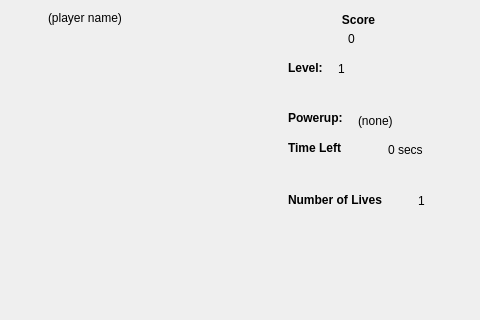
Qt form CPS111BrickBreaker/gamewindow.ui (ductapeofdoom/cps111brickbreaker) before a commit; both pictures show x 162 to 642 and y 0 to 320 of the 642 by 608 pixel window.
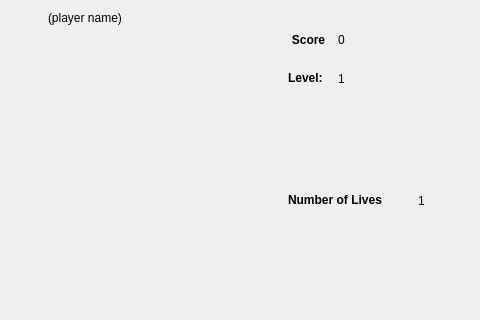
The same form after that commit.

Commit message: removed some extraneous labels from GameWindow, fixed sound behavior, all windows are centered when they are displayed.

What changed in the file:
```diff
--- a/CPS111BrickBreaker/gamewindow.ui
+++ b/CPS111BrickBreaker/gamewindow.ui
@@ -19,9 +19,9 @@
   <widget class="QLabel" name="lblCurrentHighScore">
    <property name="geometry">
     <rect>
-     <x>450</x>
-     <y>10</y>
-     <width>141</width>
+     <x>440</x>
+     <y>30</y>
+     <width>61</width>
      <height>21</height>
     </rect>
    </property>
@@ -54,10 +54,10 @@
   <widget class="QLabel" name="lblCHS">
    <property name="geometry">
     <rect>
-     <x>510</x>
+     <x>500</x>
      <y>30</y>
      <width>66</width>
-     <height>17</height>
+     <height>20</height>
     </rect>
    </property>
    <property name="text">
@@ -97,7 +97,7 @@
    <property name="geometry">
     <rect>
      <x>450</x>
-     <y>60</y>
+     <y>70</y>
      <width>61</width>
      <height>16</height>
     </rect>
@@ -110,7 +110,7 @@
    <property name="geometry">
     <rect>
      <x>500</x>
-     <y>60</y>
+     <y>70</y>
      <width>66</width>
      <height>17</height>
     </rect>
@@ -145,58 +145,6 @@
     <string/>
    </property>
   </widget>
-  <widget class="QLabel" name="lblPowerup_2">
-   <property name="geometry">
-    <rect>
-     <x>450</x>
-     <y>110</y>
-     <width>66</width>
-     <height>17</height>
-    </rect>
-   </property>
-   <property name="text">
-    <string>&lt;html&gt;&lt;head/&gt;&lt;body&gt;&lt;p&gt;&lt;span style=&quot; font-weight:600;&quot;&gt;Powerup:&lt;/span&gt;&lt;/p&gt;&lt;/body&gt;&lt;/html&gt;</string>
-   </property>
-  </widget>
-  <widget class="QLabel" name="lblTimeLeft">
-   <property name="geometry">
-    <rect>
-     <x>450</x>
-     <y>140</y>
-     <width>71</width>
-     <height>17</height>
-    </rect>
-   </property>
-   <property name="text">
-    <string>&lt;html&gt;&lt;head/&gt;&lt;body&gt;&lt;p&gt;&lt;span style=&quot; font-weight:600;&quot;&gt;Time Left&lt;/span&gt;&lt;/p&gt;&lt;/body&gt;&lt;/html&gt;</string>
-   </property>
-  </widget>
-  <widget class="QLabel" name="lblPowerTime">
-   <property name="geometry">
-    <rect>
-     <x>550</x>
-     <y>140</y>
-     <width>91</width>
-     <height>20</height>
-    </rect>
-   </property>
-   <property name="text">
-    <string>0 secs</string>
-   </property>
-  </widget>
-  <widget class="QLabel" name="lblPowerup">
-   <property name="geometry">
-    <rect>
-     <x>520</x>
-     <y>110</y>
-     <width>111</width>
-     <height>21</height>
-    </rect>
-   </property>
-   <property name="text">
-    <string>(none)</string>
-   </property>
-  </widget>
   <widget class="QLabel" name="lblOName">
    <property name="geometry">
     <rect>
```
The commit also changes 9 other files.
